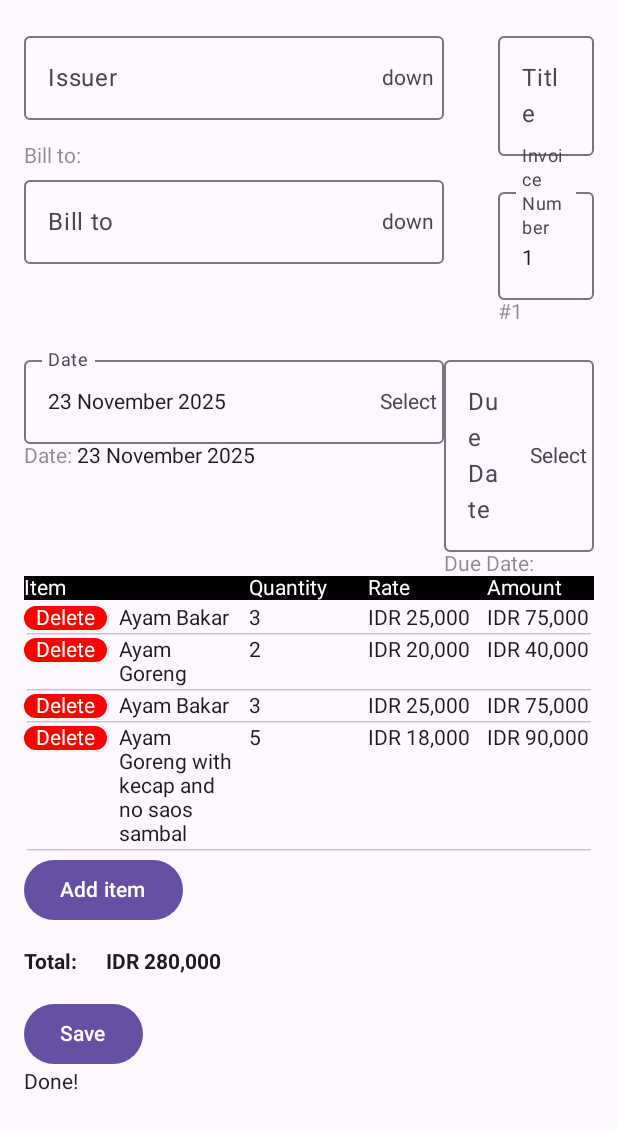
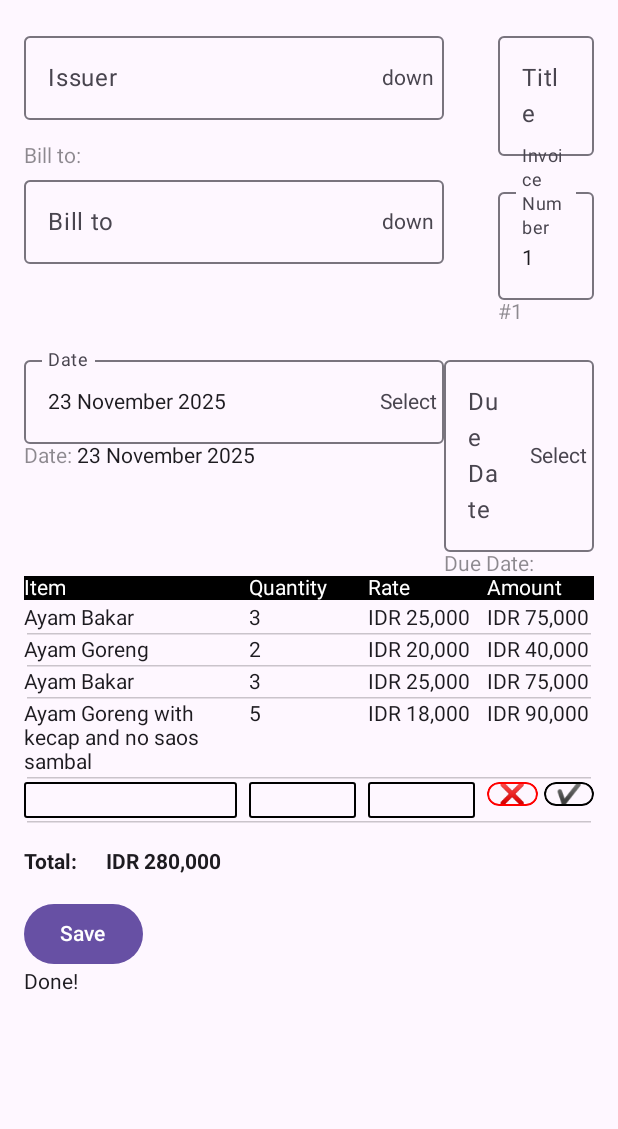
Before and after one commit to laetuz/Invoicer, an Android app built with Jetpack Compose: the composable InputInvoiceScreen shown on its own in the app's theme, after a tap on "Save", on a phone screen of 412 x 824 dp. Shown: the top 1129 px of the screen. Run offline under Robolectric (Android 15) with nearby library versions, the phone set to English and light mode, and no system bars; 3 statements that could not run were skipped; 2 other taps on this screen came first.

Commit message:
refactor: Enhance item management UI with new components
This commit refactors the item management section in the `InputInvoiceView` by introducing reusable components for a cleaner and more consistent UI. The standard buttons and text fields for adding and deleting items are replaced with custom-styled `SheetButton` and `SheetTextField` composables.

Key changes:

-   **feat(ui):** Introduce `SheetButton` composable.
    -   A new reusable button with a custom border style for actions like "Add Item", "Delete", "Cancel", and "Confirm".
    -   Uses text and icons (e.g., "🗑️", "❌", "✔️") for a more compact layout.

-   **feat(ui):** Create `SheetTextField` composable.
    -   A new reusable `BasicTextField` with a simple border, replacing `OutlinedTextField` for a more streamlined appearance in the "Add Item" row.

-   **refactor(InputInvoiceView):** Update item management UI.
    -   Replaces the "Add Item" `Button` with the new `SheetButton`.
    -   Replaces the text-based "Delete" button on each item row with an icon-based `SheetButton` ("🗑️").
    -   Integrates `SheetTextField` for entering new item details (name, quantity, rate).
    -   The "Add" and "Cancel" buttons in the new item row are now icon-based `SheetButton`s ("✔️", "❌").

-   **chore(theme):** Add `grey` to `NeoColor` for future use.

```diff
--- a/composeApp/src/commonMain/kotlin/id/neotica/invoicer/maker/InputInvoiceView.kt
+++ b/composeApp/src/commonMain/kotlin/id/neotica/invoicer/maker/InputInvoiceView.kt
@@ -1,7 +1,6 @@
 package id.neotica.invoicer.maker
 
 import androidx.compose.foundation.background
-import androidx.compose.foundation.clickable
 import androidx.compose.foundation.layout.Arrangement
 import androidx.compose.foundation.layout.Column
 import androidx.compose.foundation.layout.Row
@@ -9,7 +8,6 @@ import androidx.compose.foundation.layout.Spacer
 import androidx.compose.foundation.layout.fillMaxWidth
 import androidx.compose.foundation.layout.padding
 import androidx.compose.foundation.lazy.LazyColumn
-import androidx.compose.foundation.shape.RoundedCornerShape
 import androidx.compose.material3.Button
 import androidx.compose.material3.DividerDefaults
 import androidx.compose.material3.HorizontalDivider
@@ -24,7 +22,6 @@ import androidx.compose.runtime.rememberCoroutineScope
 import androidx.compose.runtime.setValue
 import androidx.compose.ui.Modifier
 import androidx.compose.ui.draw.alpha
-import androidx.compose.ui.draw.clip
 import androidx.compose.ui.text.font.FontWeight
 import androidx.compose.ui.unit.IntSize
 import androidx.compose.ui.unit.dp
@@ -38,6 +35,8 @@ import id.neotica.invoicer.model.itemDummy2
 import id.neotica.invoicer.model.itemDummy3
 import id.neotica.invoicer.presentation.components.ItemRowComponent
 import id.neotica.invoicer.presentation.components.NeoDatePicker
+import id.neotica.invoicer.presentation.components.SheetButton
+import id.neotica.invoicer.presentation.components.SheetTextField
 import id.neotica.invoicer.presentation.components.SimpleDropdownMenu
 import id.neotica.invoicer.presentation.theme.NeoColor
 import id.neotica.toast.ToastManager
@@ -226,21 +225,7 @@ fun InputInvoiceScreen() {
                         Column {
                             Row(
                                 horizontalArrangement = Arrangement.spacedBy(8.dp)
-                            ) {
-                                ->
-                                Text(
-                                    text = "Delete",
-                                    color = NeoColor.white,
-                                    modifier = Modifier
-                                        .clickable {
-                                            itemList.remove(it)
-                                        }
-                                        .clip(RoundedCornerShape(8.dp))
-                                        .background(NeoColor.red)
-                                        .padding(horizontal = 8.dp)
-                                )
-                                Text(it.name)
-                            }
+                            ) { Text(it.name) }
                         }
                     },
                     rowTwo = {
@@ -250,7 +235,19 @@ fun InputInvoiceScreen() {
                         Text(it.rate.currencyType(currencyType))
                     },
                     rowFour= {
+                        Row(
+                            horizontalArrangement = Arrangement.SpaceBetween
+                        ) {
                             Text((it.quantity * it.rate).currencyType(currencyType))
+                            // Delete item
+                            SheetButton(
+                                text = "🗑️",
+                                modifier = Modifier.padding(start = 4.dp),
+                                color = NeoColor.grey
+                            ) {
+                                itemList.remove(it)
+                            }
+                        }
                     },
                 )
                 HorizontalDivider(Modifier.padding(2.dp).alpha(0.2f), DividerDefaults.Thickness, NeoColor.black)
@@ -266,7 +263,7 @@ fun InputInvoiceScreen() {
             if (addItemState) {
                 ItemRowComponent(
                     rowOne = {
-                        OutlinedTextField(
+                        SheetTextField(
                             value = itemMock.name,
                             onValueChange = {
                                 itemMock = itemMock.copy(name = it)
@@ -274,7 +271,7 @@ fun InputInvoiceScreen() {
                         )
                     },
                     rowTwo = {
-                        OutlinedTextField(
+                        SheetTextField(
                             value = if (itemMock.quantity == 0) "" else itemMock.quantity.toString(),
                             onValueChange = {
                                 val qty = it.toIntOrNull() ?: 0
@@ -283,7 +280,7 @@ fun InputInvoiceScreen() {
                         )
                     },
                     rowThree = {
-                        OutlinedTextField(
+                        SheetTextField(
                             value = if (itemMock.rate == 0L) "" else itemMock.rate.toString(),
                             onValueChange = {
                                 val rate = it.toLongOrNull() ?: 0
@@ -292,12 +289,19 @@ fun InputInvoiceScreen() {
                         )
                     },
                     rowFour = {
-                        Button({ addItemState = false }) { Text("Cancel") }
+                        Row(
+                            horizontalArrangement = Arrangement.spacedBy(4.dp)
+                        ) {
+                            SheetButton(
+                                text = "❌",
+                                color = NeoColor.red
+                            ) {
+                                addItemState = false
                             }
-                )
-
-                Button(
-                    onClick = {
+                            SheetButton(
+                                text = "✔️",
+                                color = NeoColor.black
+                            ) {
                                 when {
                                     itemMock.name.isBlank() -> toastManager.showToast("Name is empty")
                                     itemMock.rate == 0L -> toastManager.showToast("Rate is empty")
@@ -309,25 +313,24 @@ fun InputInvoiceScreen() {
                                     }
                                     else -> toastManager.showToast("Item is empty")
                                 }
+                            }
+                        }
+                    }
+                )
 
-                    }
+                HorizontalDivider(Modifier.padding(2.dp).alpha(0.2f), DividerDefaults.Thickness, NeoColor.black)
+            } else {
+                SheetButton(
+                    text = "Add Item",
+                    modifier = Modifier.padding(top = 8.dp),
+                    color = NeoColor.black
                 ) {
-                    Text("Add item")
-                }
-
-                Text(addItemState.toString())
-            } else {
-                Button(
-                    onClick = {
                     addItemState = !addItemState
                     itemMock = Item(
                         name = "",
                         quantity = 0,
                         rate = 0,
                     )
-                    }
-                ) {
-                    Text("Add item")
                 }
             }
 
--- /dev/null
+++ b/composeApp/src/commonMain/kotlin/id/neotica/invoicer/presentation/components/SheetButton.kt
@@ -0,0 +1,34 @@
+package id.neotica.invoicer.presentation.components
+
+import androidx.compose.foundation.border
+import androidx.compose.foundation.clickable
+import androidx.compose.foundation.layout.padding
+import androidx.compose.foundation.shape.RoundedCornerShape
+import androidx.compose.material3.Text
+import androidx.compose.runtime.Composable
+import androidx.compose.ui.Modifier
+import androidx.compose.ui.draw.clip
+import androidx.compose.ui.graphics.Color
+import androidx.compose.ui.unit.dp
+import id.neotica.invoicer.presentation.theme.NeoColor
+
+@Composable
+fun SheetButton(
+    text: String,
+    modifier: Modifier = Modifier,
+    color: Color = NeoColor.black,
+    onClick: () -> Unit
+) {
+    Text(
+        text = text,
+        modifier = modifier
+            .clip(RoundedCornerShape(8.dp))
+            .clickable { onClick() }
+            .border(
+                width = 1.dp,
+                color = color,
+                shape = RoundedCornerShape(8.dp)
+            )
+            .padding(horizontal = 8.dp)
+    )
+}
--- a/composeApp/src/commonMain/kotlin/id/neotica/invoicer/presentation/theme/NeoColor.kt
+++ b/composeApp/src/commonMain/kotlin/id/neotica/invoicer/presentation/theme/NeoColor.kt
@@ -6,4 +6,5 @@ object NeoColor {
     val white = Color(0xFFFFFFFF)
     val black = Color(0xFF000000)
     val red = Color(0xFFFF0000)
+    val grey = Color(0x976F6F6F)
 }
```
Also changed, not shown: composeApp/src/commonMain/kotlin/id/neotica/invoicer/presentation/components/SheetTextField.kt (added, +34 -0 lines). Lines whose indentation alone changed are shown as unchanged.
